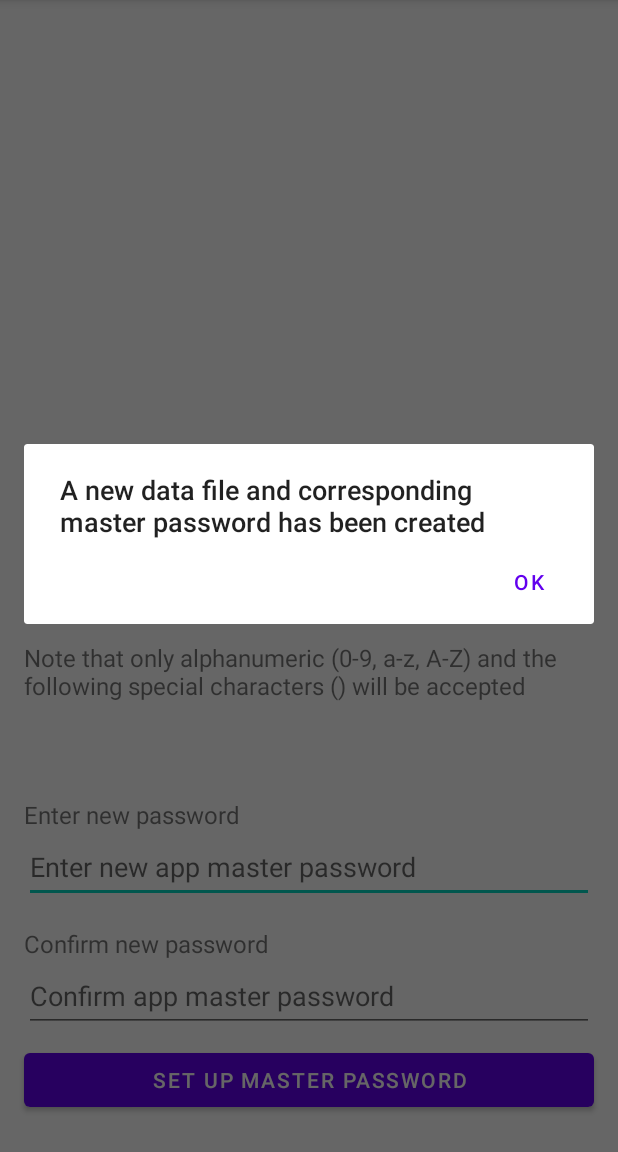
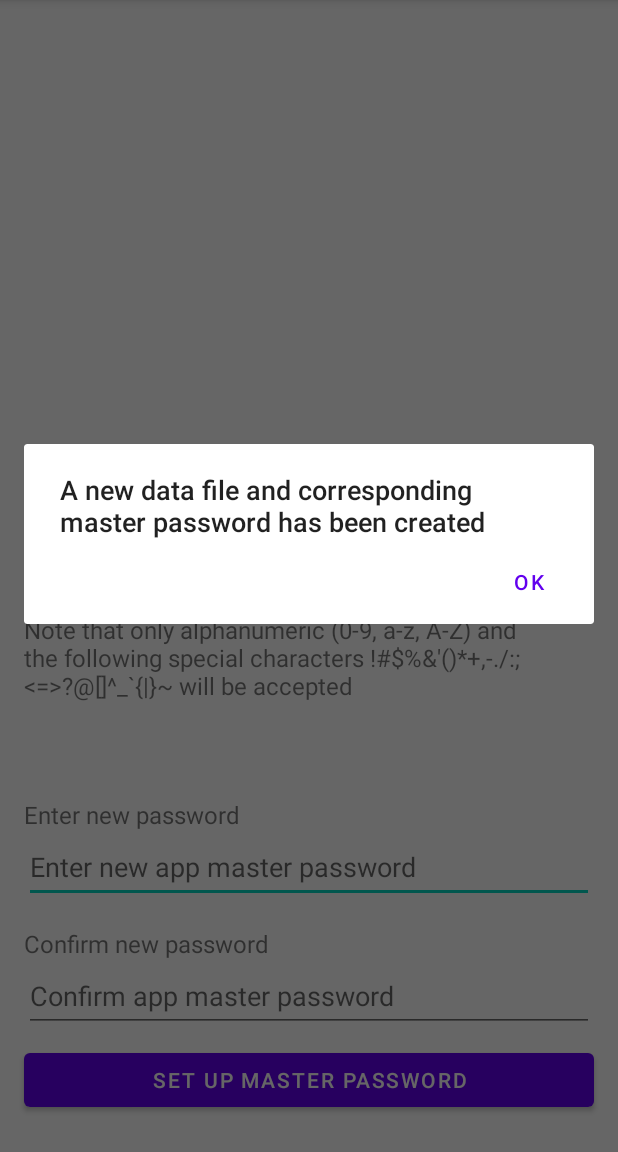
Before and after one commit to shiyao821/password_manager_android, an Android app: the screen it shows after launch (SetupActivity), after a tap on "SET UP MASTER PASSWORD", on a phone screen of 412 x 824 dp, the part 84-1236 px from its top. Run offline under Robolectric (Android 15) with nearby library versions, the phone set to English and light mode, and no system bars.

Commit message:
refactor: UI strings

```diff
--- a/app/src/main/java/com/example/passwordmanagerv1/SetupActivity.kt
+++ b/app/src/main/java/com/example/passwordmanagerv1/SetupActivity.kt
@@ -8,6 +8,7 @@ import android.util.Log
 import android.view.inputmethod.EditorInfo
 import android.widget.Button
 import android.widget.EditText
+import android.widget.Toast
 import androidx.appcompat.app.AlertDialog
 
 class SetupActivity : AppCompatActivity() {
@@ -54,18 +55,22 @@ class SetupActivity : AppCompatActivity() {
     private fun validatePasswordInputs() {
         val passwordInput = ettpAppPasswordSetup.text.toString()
         val confirmPasswordInput = ettpAppPasswordSetup.text.toString()
-        if (isValidPassword(passwordInput) &&
-            passwordInput == confirmPasswordInput) {
+        if (!isValidPassword(passwordInput)) {
+            Toast.makeText(this, R.string.invalid_password_toast, Toast.LENGTH_SHORT).show()
+        }
+        if (passwordInput != confirmPasswordInput) {
+            Toast.makeText(this, R.string.mismatching_password_toast, Toast.LENGTH_SHORT).show()
+        }
+
         if (Manager.createNewDataFile(passwordInput)) {
             Log.i(TAG, "New password set up")
             AlertDialog.Builder(this)
-                    .setTitle("A new data file and corresponding master password has been created")
-                    .setPositiveButton("OK"){ _,_ ->
+                .setTitle(R.string.new_master_password_dialog)
+                .setPositiveButton(R.string.acknowledge){ _,_ ->
                     val resultData = Intent()
                     setResult(Activity.RESULT_OK, resultData)
                     finish()
             }.show()
-            }
         }
     }
 
--- a/app/src/main/java/com/example/passwordmanagerv1/utils/constants.kt
+++ b/app/src/main/java/com/example/passwordmanagerv1/utils/constants.kt
@@ -5,6 +5,6 @@ const val DATAFILE_NAME = "accounts.data"
 const val MANAGER = "MANAGER"
 
 // According to https://owasp.org/www-community/password-special-characters
-const val VALID_SPECIAL_CHARS = "!\"#\$%&'()*+,-./:;<=>?@[\\]^_`{|}~"
+const val VALID_SPECIAL_CHARS_WITHOUT_SPACE = "!\"#\$%&'()*+,-./:;<=>?@[\\]^_`{|}~"
 const val VALID_SPECIAL_CHARS_WITH_SPACE = " !\"#\$%&'()*+,-./:;<=>?@[\\]^_`{|}~"
 const val ALPHANUMERIC_CHARS = "qwertyuiopasdfghjklzxcvbnmQWERTYUIOPASDFGHJKLZXCVBNM1234567890"
--- a/app/src/main/res/values/strings.xml
+++ b/app/src/main/res/values/strings.xml
@@ -1,7 +1,11 @@
 <resources>
     <string name="app_name">Password Manager V1</string>
     <string name="setup_prompt">There has been no previous data found. Looks like this is your first time using the app. Please set up a master password for security.</string>
-    <string name="master_password_char_limits">Note that only alphanumeric (0-9, a-z, A-Z) and the following special characters () will be accepted</string>
+    <string name="master_password_char_limits">Note that only alphanumeric (0-9, a-z, A-Z) and the following special characters !&quot;#$%&amp;&apos;()*+,-./:; &lt;=&gt;?@[\]^_`{|}~ will be accepted</string>
     <string name="password_enter_prompt">Enter new password</string>
     <string name="password_confirmation_prompt">Confirm new password</string>
+    <string name="invalid_password_toast">Password is invalid. Try again.</string>
+    <string name="mismatching_password_toast">Passwords entered do not match.</string>
+    <string name="new_master_password_dialog">A new data file and corresponding master password has been created</string>
+    <string name="acknowledge">OK</string>
 </resources>
```
Lines whose indentation alone changed are shown as unchanged.
